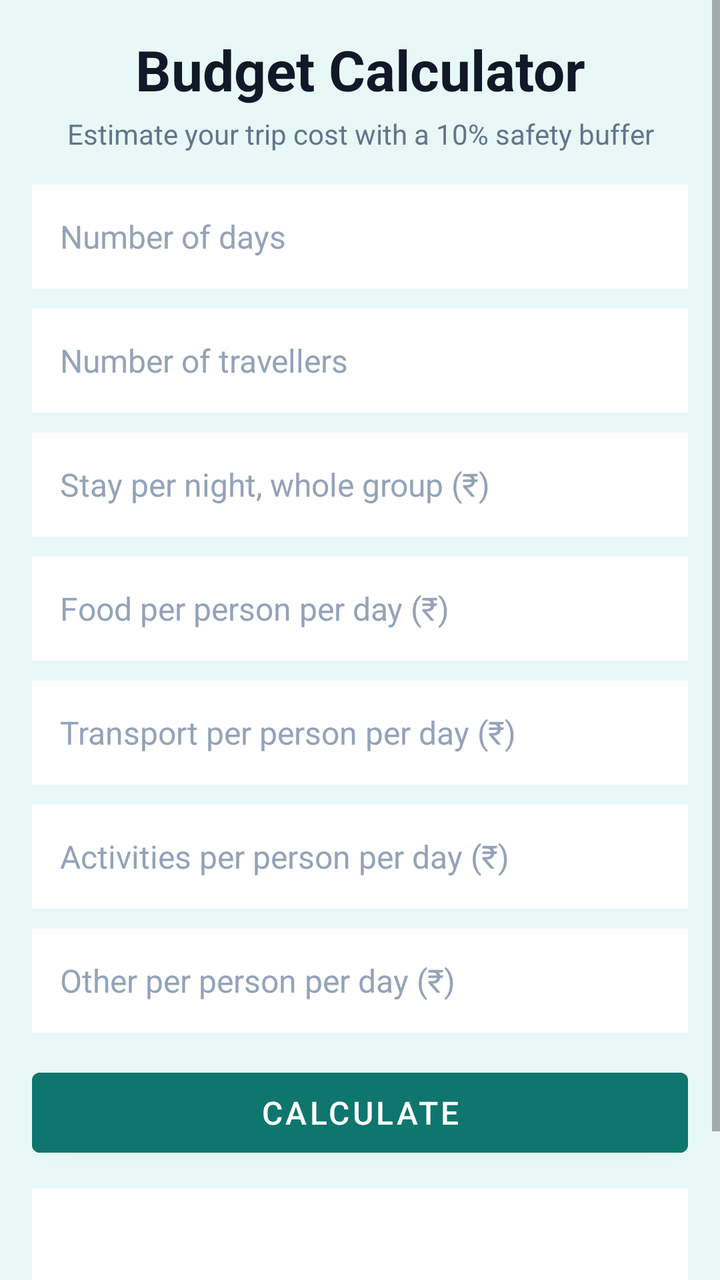
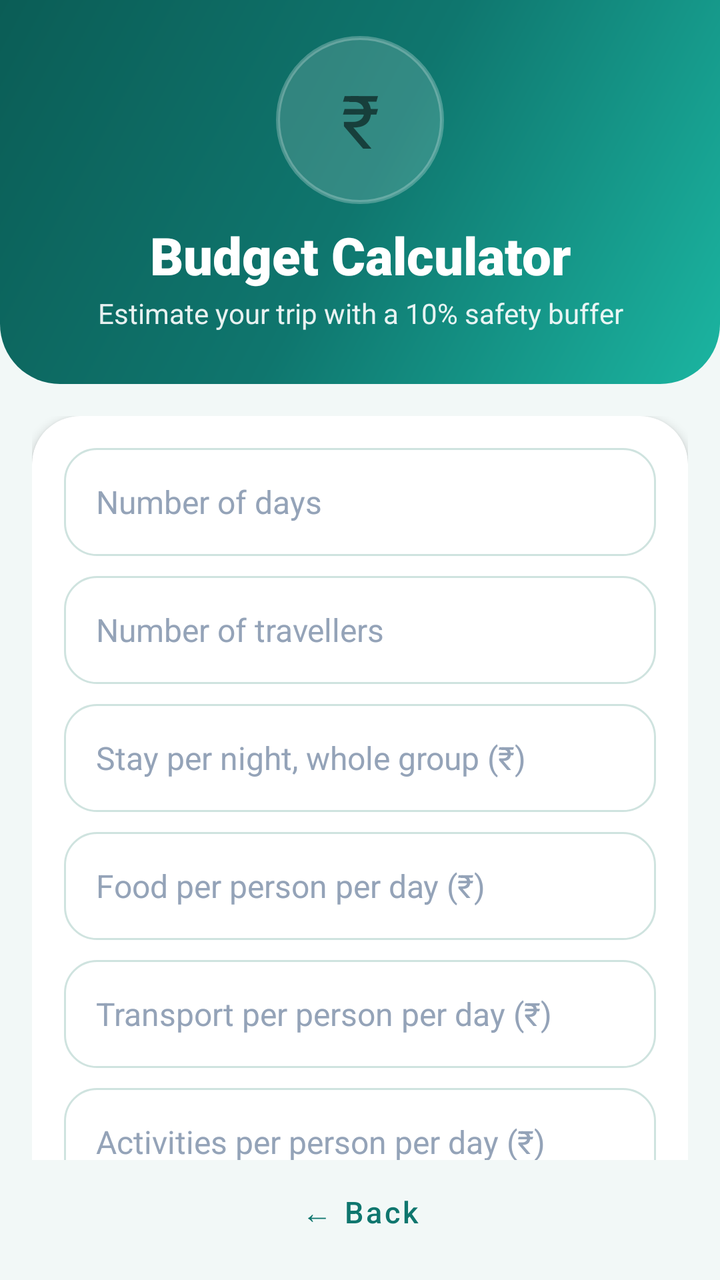

Screens rendered from an Android XML layout before and after an edit, with the pre-edit source and the edit as a unified diff.
<!-- AndroidManifest.xml: application theme Theme.TourCompanion -->
<!-- res/layout/activity_budget.xml -->
<?xml version="1.0" encoding="utf-8"?>
<ScrollView
    xmlns:android="http://schemas.android.com/apk/res/android"
    xmlns:app="http://schemas.android.com/apk/res-auto"
    android:layout_width="match_parent"
    android:layout_height="match_parent"
    android:background="#E8F8F6"
    android:fillViewport="true">

    <LinearLayout
        android:layout_width="match_parent"
        android:layout_height="wrap_content"
        android:orientation="vertical"
        android:padding="16dp">

    <TextView
        android:layout_width="match_parent"
        android:layout_height="wrap_content"
        android:gravity="center"
        android:text="Budget Calculator"
        android:textColor="#111827"
        android:textSize="28sp"
        android:textStyle="bold" />

    <TextView
        android:layout_width="match_parent"
        android:layout_height="wrap_content"
        android:layout_marginTop="4dp"
        android:gravity="center"
        android:text="Estimate your trip cost with a 10% safety buffer"
        android:textColor="#64748B"
        android:textSize="14sp" />
    <EditText
        android:id="@+id/budgetDays"
        android:layout_width="match_parent"
        android:layout_height="52dp"
        android:layout_marginTop="16dp"
        android:background="#FFFFFF"
        android:hint="Number of days"
        android:inputType="numberDecimal"
        android:maxLines="1"
        android:paddingStart="14dp"
        android:paddingEnd="14dp"
        android:textColor="#111827"
        android:textColorHint="#94A3B8"
        android:textSize="16sp" />
    <EditText
        android:id="@+id/budgetPeople"
        android:layout_width="match_parent"
        android:layout_height="52dp"
        android:layout_marginTop="10dp"
        android:background="#FFFFFF"
        android:hint="Number of travellers"
        android:inputType="numberDecimal"
        android:maxLines="1"
        android:paddingStart="14dp"
        android:paddingEnd="14dp"
        android:textColor="#111827"
        android:textColorHint="#94A3B8"
        android:textSize="16sp" />
    <EditText
        android:id="@+id/budgetStay"
        android:layout_width="match_parent"
        android:layout_height="52dp"
        android:layout_marginTop="10dp"
        android:background="#FFFFFF"
        android:hint="Stay per night, whole group (₹)"
        android:inputType="numberDecimal"
        android:maxLines="1"
        android:paddingStart="14dp"
        android:paddingEnd="14dp"
        android:textColor="#111827"
        android:textColorHint="#94A3B8"
        android:textSize="16sp" />
    <EditText
        android:id="@+id/budgetFood"
        android:layout_width="match_parent"
        android:layout_height="52dp"
        android:layout_marginTop="10dp"
        android:background="#FFFFFF"
        android:hint="Food per person per day (₹)"
        android:inputType="numberDecimal"
        android:maxLines="1"
        android:paddingStart="14dp"
        android:paddingEnd="14dp"
        android:textColor="#111827"
        android:textColorHint="#94A3B8"
        android:textSize="16sp" />
    <EditText
        android:id="@+id/budgetTransport"
        android:layout_width="match_parent"
        android:layout_height="52dp"
        android:layout_marginTop="10dp"
        android:background="#FFFFFF"
        android:hint="Transport per person per day (₹)"
        android:inputType="numberDecimal"
        android:maxLines="1"
        android:paddingStart="14dp"
        android:paddingEnd="14dp"
        android:textColor="#111827"
        android:textColorHint="#94A3B8"
        android:textSize="16sp" />
    <EditText
        android:id="@+id/budgetActivities"
        android:layout_width="match_parent"
        android:layout_height="52dp"
        android:layout_marginTop="10dp"
        android:background="#FFFFFF"
        android:hint="Activities per person per day (₹)"
        android:inputType="numberDecimal"
        android:maxLines="1"
        android:paddingStart="14dp"
        android:paddingEnd="14dp"
        android:textColor="#111827"
        android:textColorHint="#94A3B8"
        android:textSize="16sp" />
    <EditText
        android:id="@+id/budgetOther"
        android:layout_width="match_parent"
        android:layout_height="52dp"
        android:layout_marginTop="10dp"
        android:background="#FFFFFF"
        android:hint="Other per person per day (₹)"
        android:inputType="numberDecimal"
        android:maxLines="1"
        android:paddingStart="14dp"
        android:paddingEnd="14dp"
        android:textColor="#111827"
        android:textColorHint="#94A3B8"
        android:textSize="16sp" />
    <Button
        android:id="@+id/calcBudgetButton"
        android:layout_width="match_parent"
        android:layout_height="52dp"
        android:layout_marginTop="14dp"
        android:text="Calculate"
        android:textSize="16sp"
        android:backgroundTint="#0F766E"
        android:textColor="#FFFFFF" />

    <TextView
        android:id="@+id/budgetResult"
        android:layout_width="match_parent"
        android:layout_height="wrap_content"
        android:layout_marginTop="12dp"
        android:background="#FFFFFF"
        android:lineSpacingExtra="4dp"
        android:padding="14dp"
        android:textColor="#111827"
        android:textSize="16sp" />
    <Button
        android:id="@+id/backBudgetButton"
        android:layout_width="match_parent"
        android:layout_height="52dp"
        android:layout_marginTop="12dp"
        android:text="← Back"
        android:textSize="16sp" />

    </LinearLayout>

</ScrollView>
<!-- resources referenced by this layout -->
<resources>
  <style name="Theme.TourCompanion" parent="Theme.MaterialComponents.DayNight.DarkActionBar">
          
          <item name="colorPrimary">@color/purple_500</item>
          <item name="colorPrimaryVariant">@color/purple_700</item>
          <item name="colorOnPrimary">@color/white</item>
          
          <item name="colorSecondary">@color/teal_200</item>
          <item name="colorSecondaryVariant">@color/teal_700</item>
          <item name="colorOnSecondary">@color/black</item>
          
          <item name="android:statusBarColor">?attr/colorPrimaryVariant</item>
          
      </style>
  <color name="purple_500">#FF6200EE</color>
  <color name="purple_700">#FF3700B3</color>
  <color name="teal_200">#FF03DAC5</color>
  <color name="teal_700">#FF018786</color>
  <color name="black">#FF000000</color>
  <!-- unchanged entries left out for length: 1 -->
</resources>

<!-- the commit's change to res/layout/activity_budget.xml (unified diff, before → after) -->
@@ -1,161 +1,184 @@
 <?xml version="1.0" encoding="utf-8"?>
-<ScrollView
+<LinearLayout
     xmlns:android="http://schemas.android.com/apk/res/android"
     xmlns:app="http://schemas.android.com/apk/res-auto"
     android:layout_width="match_parent"
     android:layout_height="match_parent"
-    android:background="#E8F8F6"
-    android:fillViewport="true">
+    android:background="@color/bg"
+    android:orientation="vertical">
 
     <LinearLayout
         android:layout_width="match_parent"
         android:layout_height="wrap_content"
+        android:tag="header"
+        android:background="@drawable/bg_header"
+        android:gravity="center_horizontal"
         android:orientation="vertical"
-        android:padding="16dp">
+        android:paddingStart="20dp"
+        android:paddingTop="18dp"
+        android:paddingEnd="20dp"
+        android:paddingBottom="26dp">
 
-    <TextView
+        <TextView
+            android:layout_width="84dp"
+            android:layout_height="84dp"
+            android:background="@drawable/bg_circle_soft"
+            android:gravity="center"
+            android:text="₹"
+            android:textSize="37sp" />
+
+        <TextView
+            
+            style="@style/Text.Tour.Title"
+            android:layout_width="match_parent"
+            android:layout_height="wrap_content"
+            android:layout_marginTop="8dp"
+            android:text="Budget Calculator" />
+
+        <TextView
+            
+            style="@style/Text.Tour.Subtitle"
+            android:layout_width="match_parent"
+            android:layout_height="wrap_content"
+            android:layout_marginTop="2dp"
+            android:text="Estimate your trip with a 10% safety buffer" />
+    </LinearLayout>
+
+    <ScrollView
         android:layout_width="match_parent"
-        android:layout_height="wrap_content"
-        android:gravity="center"
-        android:text="Budget Calculator"
-        android:textColor="#111827"
-        android:textSize="28sp"
-        android:textStyle="bold" />
+        android:layout_height="0dp"
+        android:layout_weight="1"
+        android:clipToPadding="false"
+        android:fillViewport="true"
+        android:scrollbars="none">
 
-    <TextView
-        android:layout_width="match_parent"
-        android:layout_height="wrap_content"
-        android:layout_marginTop="4dp"
-        android:gravity="center"
-        android:text="Estimate your trip cost with a 10% safety buffer"
-        android:textColor="#64748B"
-        android:textSize="14sp" />
-    <EditText
-        android:id="@+id/budgetDays"
+        <LinearLayout
+            android:layout_width="match_parent"
+            android:layout_height="wrap_content"
+            android:orientation="vertical"
+            android:padding="16dp">
+
+        <com.google.android.material.card.MaterialCardView
+            android:layout_width="match_parent"
+            android:layout_height="wrap_content"
+            android:layout_marginTop="0dp"
+            app:cardBackgroundColor="@color/surface"
+            app:cardCornerRadius="24dp"
+            app:cardElevation="3dp"
+            app:strokeWidth="0dp">
+
+            <LinearLayout
+                android:layout_width="match_parent"
+                android:layout_height="wrap_content"
+                android:orientation="vertical"
+                android:padding="16dp">
+
+                <EditText
+                    android:id="@+id/budgetDays"
+                    style="@style/Widget.Tour.Input"
+                    android:layout_width="match_parent"
+                    android:layout_height="54dp"
+                    android:layout_marginTop="0dp"
+                    android:hint="Number of days"
+                    android:importantForAutofill="yes"
+                    android:inputType="numberDecimal" />
+                <EditText
+                    android:id="@+id/budgetPeople"
+                    style="@style/Widget.Tour.Input"
+                    android:layout_width="match_parent"
+                    android:layout_height="54dp"
+                    android:layout_marginTop="10dp"
+                    android:hint="Number of travellers"
+                    android:importantForAutofill="yes"
+                    android:inputType="numberDecimal" />
+                <EditText
+                    android:id="@+id/budgetStay"
+                    style="@style/Widget.Tour.Input"
+                    android:layout_width="match_parent"
+                    android:layout_height="54dp"
+                    android:layout_marginTop="10dp"
+                    android:hint="Stay per night, whole group (₹)"
+                    android:importantForAutofill="yes"
+                    android:inputType="numberDecimal" />
+                <EditText
+                    android:id="@+id/budgetFood"
+                    style="@style/Widget.Tour.Input"
+                    android:layout_width="match_parent"
+                    android:layout_height="54dp"
+                    android:layout_marginTop="10dp"
+                    android:hint="Food per person per day (₹)"
+                    android:importantForAutofill="yes"
+                    android:inputType="numberDecimal" />
+                <EditText
+                    android:id="@+id/budgetTransport"
+                    style="@style/Widget.Tour.Input"
+                    android:layout_width="match_parent"
+                    android:layout_height="54dp"
+                    android:layout_marginTop="10dp"
+                    android:hint="Transport per person per day (₹)"
+                    android:importantForAutofill="yes"
+                    android:inputType="numberDecimal" />
+                <EditText
+                    android:id="@+id/budgetActivities"
+                    style="@style/Widget.Tour.Input"
+                    android:layout_width="match_parent"
+                    android:layout_height="54dp"
+                    android:layout_marginTop="10dp"
+                    android:hint="Activities per person per day (₹)"
+                    android:importantForAutofill="yes"
+                    android:inputType="numberDecimal" />
+                <EditText
+                    android:id="@+id/budgetOther"
+                    style="@style/Widget.Tour.Input"
+                    android:layout_width="match_parent"
+                    android:layout_height="54dp"
+                    android:layout_marginTop="10dp"
+                    android:hint="Other per person per day (₹)"
+                    android:importantForAutofill="yes"
+                    android:inputType="numberDecimal" />
+
+            </LinearLayout>
+        </com.google.android.material.card.MaterialCardView>
+        <com.google.android.material.button.MaterialButton
+            android:id="@+id/calcBudgetButton"
+            style="@style/Widget.Tour.Button.Primary"
+            android:layout_width="match_parent"
+            android:layout_height="56dp"
+            android:layout_marginTop="14dp"
+            android:text="Calculate" />
+        <com.google.android.material.card.MaterialCardView
+            android:layout_width="match_parent"
+            android:layout_height="wrap_content"
+            android:layout_marginTop="14dp"
+            app:cardBackgroundColor="@color/primary_tint"
+            app:cardCornerRadius="24dp"
+            app:cardElevation="0dp"
+            app:strokeColor="@color/stroke"
+            app:strokeWidth="1dp">
+
+            <TextView
+                android:id="@+id/budgetResult"
+                android:layout_width="match_parent"
+                android:layout_height="wrap_content"
+                android:fontFamily="sans-serif-medium"
+                android:lineSpacingExtra="5dp"
+                android:minHeight="64dp"
+                android:padding="18dp"
+                android:textColor="@color/primary_dark"
+                android:textSize="16sp" />
+        </com.google.android.material.card.MaterialCardView>
+
+        </LinearLayout>
+    </ScrollView>
+
+    <com.google.android.material.button.MaterialButton
+        android:id="@+id/backBudgetButton"
+        style="@style/Widget.Tour.Button.Text"
         android:layout_width="match_parent"
         android:layout_height="52dp"
-        android:layout_marginTop="16dp"
-        android:background="#FFFFFF"
-        android:hint="Number of days"
-        android:inputType="numberDecimal"
-        android:maxLines="1"
-        android:paddingStart="14dp"
-        android:paddingEnd="14dp"
-        android:textColor="#111827"
-        android:textColorHint="#94A3B8"
-        android:textSize="16sp" />
-    <EditText
-        android:id="@+id/budgetPeople"
-        android:layout_width="match_parent"
-        android:layout_height="52dp"
-        android:layout_marginTop="10dp"
-        android:background="#FFFFFF"
-        android:hint="Number of travellers"
-        android:inputType="numberDecimal"
-        android:maxLines="1"
-        android:paddingStart="14dp"
-        android:paddingEnd="14dp"
-        android:textColor="#111827"
-        android:textColorHint="#94A3B8"
-        android:textSize="16sp" />
-    <EditText
-        android:id="@+id/budgetStay"
-        android:layout_width="match_parent"
-        android:layout_height="52dp"
-        android:layout_marginTop="10dp"
-        android:background="#FFFFFF"
-        android:hint="Stay per night, whole group (₹)"
-        android:inputType="numberDecimal"
-        android:maxLines="1"
-        android:paddingStart="14dp"
-        android:paddingEnd="14dp"
-        android:textColor="#111827"
-        android:textColorHint="#94A3B8"
-        android:textSize="16sp" />
-    <EditText
-        android:id="@+id/budgetFood"
-        android:layout_width="match_parent"
-        android:layout_height="52dp"
-        android:layout_marginTop="10dp"
-        android:background="#FFFFFF"
-        android:hint="Food per person per day (₹)"
-        android:inputType="numberDecimal"
-        android:maxLines="1"
-        android:paddingStart="14dp"
-        android:paddingEnd="14dp"
-        android:textColor="#111827"
-        android:textColorHint="#94A3B8"
-        android:textSize="16sp" />
-    <EditText
-        android:id="@+id/budgetTransport"
-        android:layout_width="match_parent"
-        android:layout_height="52dp"
-        android:layout_marginTop="10dp"
-        android:background="#FFFFFF"
-        android:hint="Transport per person per day (₹)"
-        android:inputType="numberDecimal"
-        android:maxLines="1"
-        android:paddingStart="14dp"
-        android:paddingEnd="14dp"
-        android:textColor="#111827"
-        android:textColorHint="#94A3B8"
-        android:textSize="16sp" />
-    <EditText
-        android:id="@+id/budgetActivities"
-        android:layout_width="match_parent"
-        android:layout_height="52dp"
-        android:layout_marginTop="10dp"
-        android:background="#FFFFFF"
-        android:hint="Activities per person per day (₹)"
-        android:inputType="numberDecimal"
-        android:maxLines="1"
-        android:paddingStart="14dp"
-        android:paddingEnd="14dp"
-        android:textColor="#111827"
-        android:textColorHint="#94A3B8"
-        android:textSize="16sp" />
-    <EditText
-        android:id="@+id/budgetOther"
-        android:layout_width="match_parent"
-        android:layout_height="52dp"
-        android:layout_marginTop="10dp"
-        android:background="#FFFFFF"
-        android:hint="Other per person per day (₹)"
-        android:inputType="numberDecimal"
-        android:maxLines="1"
-        android:paddingStart="14dp"
-        android:paddingEnd="14dp"
-        android:textColor="#111827"
-        android:textColorHint="#94A3B8"
-        android:textSize="16sp" />
-    <Button
-        android:id="@+id/calcBudgetButton"
-        android:layout_width="match_parent"
-        android:layout_height="52dp"
-        android:layout_marginTop="14dp"
-        android:text="Calculate"
-        android:textSize="16sp"
-        android:backgroundTint="#0F766E"
-        android:textColor="#FFFFFF" />
+        android:layout_marginStart="16dp"
+        android:layout_marginEnd="16dp"
+        android:layout_marginBottom="8dp"
+        android:text="← Back" />
 
-    <TextView
-        android:id="@+id/budgetResult"
-        android:layout_width="match_parent"
-        android:layout_height="wrap_content"
-        android:layout_marginTop="12dp"
-        android:background="#FFFFFF"
-        android:lineSpacingExtra="4dp"
-        android:padding="14dp"
-        android:textColor="#111827"
-        android:textSize="16sp" />
-    <Button
-        android:id="@+id/backBudgetButton"
-        android:layout_width="match_parent"
-        android:layout_height="52dp"
-        android:layout_marginTop="12dp"
-        android:text="← Back"
-        android:textSize="16sp" />
-
-    </LinearLayout>
-
-</ScrollView>
+</LinearLayout>
<!-- resource entries referenced after the edit -->
@@ -1,23 +1,86 @@
 <!-- resources referenced by this layout -->
 <resources>
-  <style name="Theme.TourCompanion" parent="Theme.MaterialComponents.DayNight.DarkActionBar">
-          
-          <item name="colorPrimary">@color/purple_500</item>
-          <item name="colorPrimaryVariant">@color/purple_700</item>
+  <color name="bg">#F2F8F7</color>
+  <color name="primary_dark">#0B5D56</color>
+  <color name="primary_tint">#E6F6F3</color>
+  <color name="stroke">#DCEBE8</color>
+  <color name="surface">#FFFFFF</color>
+  <!-- drawable bg_circle_soft (drawable) -->
+  <?xml version="1.0" encoding="utf-8"?>
+  <shape xmlns:android="http://schemas.android.com/apk/res/android" android:shape="oval">
+      <solid android:color="#26FFFFFF" />
+      <stroke android:width="2dp" android:color="#40FFFFFF" />
+  </shape>
+  <!-- drawable bg_header (drawable) -->
+  <?xml version="1.0" encoding="utf-8"?>
+  <shape xmlns:android="http://schemas.android.com/apk/res/android" android:shape="rectangle">
+      <gradient android:type="linear" android:angle="315" android:startColor="#0B5D56" android:centerColor="#0F766E" android:endColor="#1BB5A1" />
+      <corners android:bottomLeftRadius="30dp" android:bottomRightRadius="30dp" />
+  </shape>
+  <style name="Text.Tour.Subtitle" parent="">
+          <item name="android:textColor">#E6FFFFFF</item>
+          <item name="android:textSize">14sp</item>
+          <item name="android:gravity">center</item>
+      </style>
+  <style name="Text.Tour.Title" parent="">
+          <item name="android:textColor">@color/white</item>
+          <item name="android:textSize">26sp</item>
+          <item name="android:fontFamily">sans-serif-black</item>
+          <item name="android:gravity">center</item>
+      </style>
+  <style name="Widget.Tour.Button.Primary" parent="Widget.MaterialComponents.Button">
+          <item name="backgroundTint">@color/primary</item>
+          <item name="android:textColor">@color/white</item>
+          <item name="cornerRadius">28dp</item>
+          <item name="android:textAllCaps">false</item>
+          <item name="android:textSize">16sp</item>
+          <item name="android:fontFamily">sans-serif-medium</item>
+          <item name="android:minHeight">54dp</item>
+          <item name="android:insetTop">0dp</item>
+          <item name="android:insetBottom">0dp</item>
+          <item name="rippleColor">#33FFFFFF</item>
+      </style>
+  <style name="Widget.Tour.Button.Text" parent="Widget.MaterialComponents.Button.TextButton">
+          <item name="android:textColor">@color/primary</item>
+          <item name="android:textAllCaps">false</item>
+          <item name="android:textSize">15sp</item>
+          <item name="android:fontFamily">sans-serif-medium</item>
+      </style>
+  <style name="Widget.Tour.Input" parent="">
+          <item name="android:background">@drawable/bg_input</item>
+          <item name="android:textColor">@color/text_primary</item>
+          <item name="android:textColorHint">#94A3B8</item>
+          <item name="android:textSize">16sp</item>
+          <item name="android:paddingStart">16dp</item>
+          <item name="android:paddingEnd">16dp</item>
+          <item name="android:minHeight">54dp</item>
+          <item name="android:maxLines">1</item>
+      </style>
+  <style name="Theme.TourCompanion" parent="Theme.MaterialComponents.Light.NoActionBar">
+          <item name="colorPrimary">@color/primary</item>
+          <item name="colorPrimaryVariant">@color/primary_dark</item>
           <item name="colorOnPrimary">@color/white</item>
-          
-          <item name="colorSecondary">@color/teal_200</item>
-          <item name="colorSecondaryVariant">@color/teal_700</item>
-          <item name="colorOnSecondary">@color/black</item>
-          
-          <item name="android:statusBarColor">?attr/colorPrimaryVariant</item>
-          
+          <item name="colorSecondary">@color/accent</item>
+          <item name="colorSecondaryVariant">@color/accent</item>
+          <item name="colorOnSecondary">@color/text_primary</item>
+          <item name="android:colorBackground">@color/bg</item>
+          <item name="android:windowBackground">@color/bg</item>
+          <item name="android:statusBarColor">@color/primary_dark</item>
+          <item name="android:textColorPrimary">@color/text_primary</item>
+          <item name="android:textColorSecondary">@color/text_secondary</item>
+          <item name="materialButtonStyle">@style/Widget.Tour.Button.Primary</item>
       </style>
-  <color name="purple_500">#FF6200EE</color>
-  <color name="purple_700">#FF3700B3</color>
-  <color name="teal_200">#FF03DAC5</color>
-  <color name="teal_700">#FF018786</color>
-  <color name="black">#FF000000</color>
+  <color name="primary">#0F766E</color>
+  <!-- drawable bg_input (drawable) -->
+  <?xml version="1.0" encoding="utf-8"?>
+  <shape xmlns:android="http://schemas.android.com/apk/res/android" android:shape="rectangle">
+      <solid android:color="#FFFFFFFF" />
+      <stroke android:width="1dp" android:color="#CFE3DF" />
+      <corners android:radius="16dp" />
+  </shape>
+  <color name="text_primary">#0F172A</color>
+  <color name="accent">#F59E0B</color>
+  <color name="text_secondary">#64748B</color>
   <!-- unchanged entries left out for length: 1 -->
 </resources>
 
